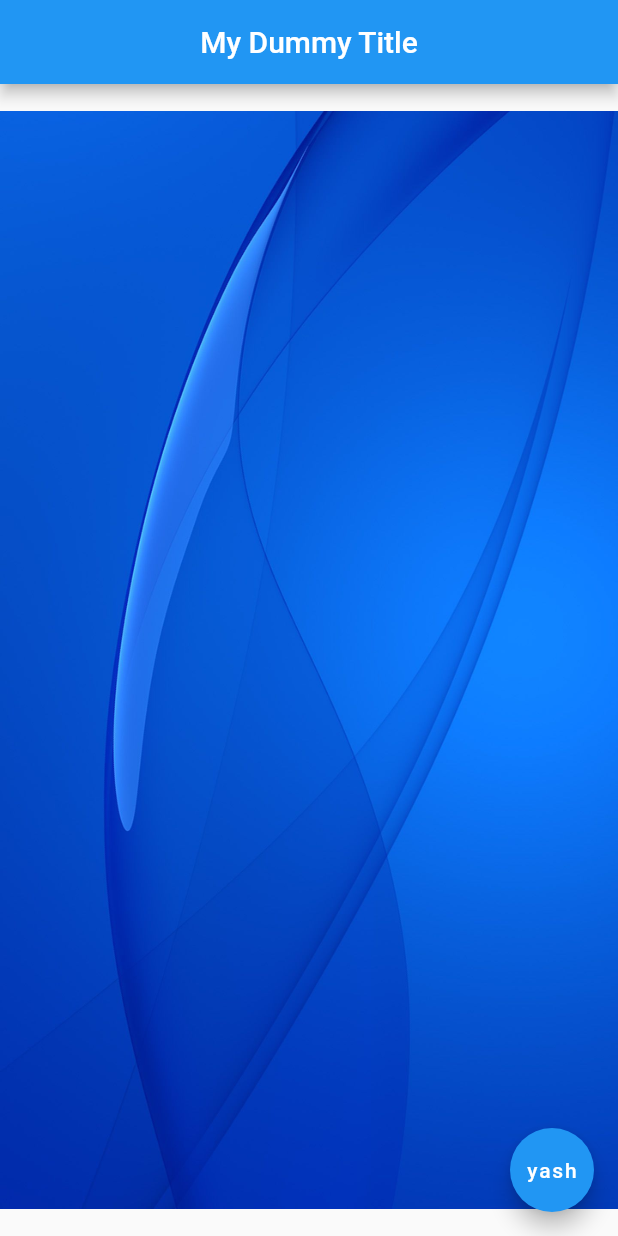
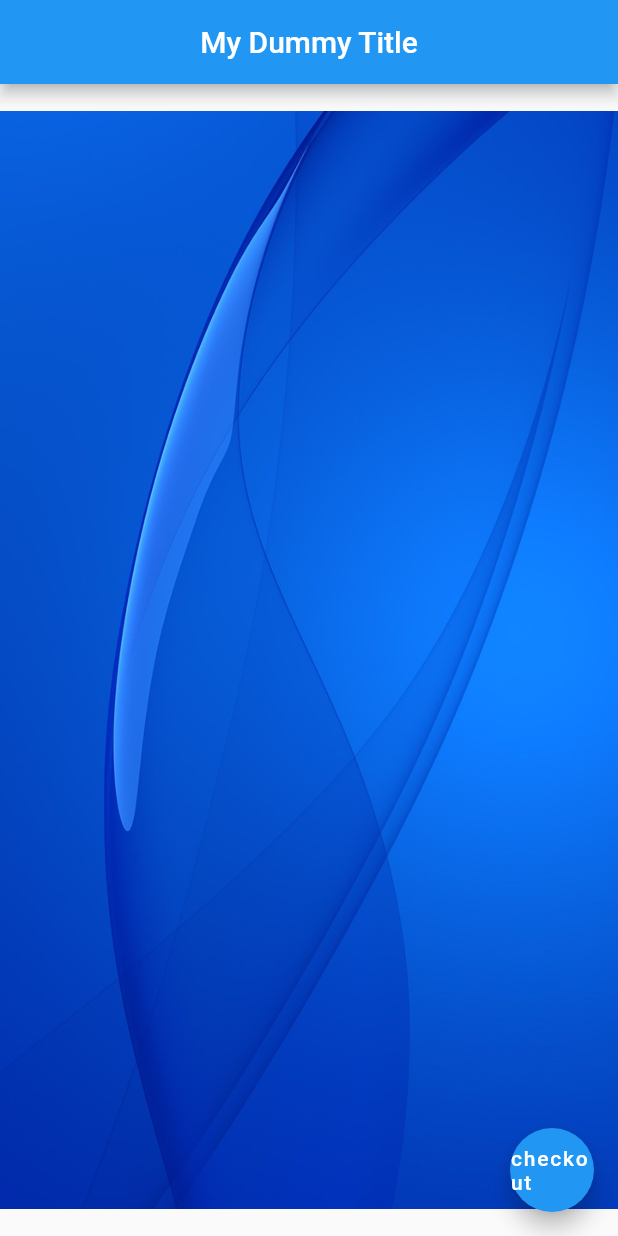
Before and after one commit to yashsdeshmukh/flutter_application_1, a Flutter app: the screen it shows after launch, on a phone screen of 412 x 824 dp. Run offline on Flutter 3.47's test engine with Material 2 defaults, Android fonts, the phone set to English and light mode, and no system bars.

Commit message:
commit checkout

```diff
--- a/lib/main.dart
+++ b/lib/main.dart
@@ -21,7 +21,7 @@ class Home extends StatelessWidget {
     floatingActionButton: FloatingActionButton(
       onPressed: () {
       },
-      child: Text('yash'),
+      child: Text('checkout'),
     ),
   );
   }
```
